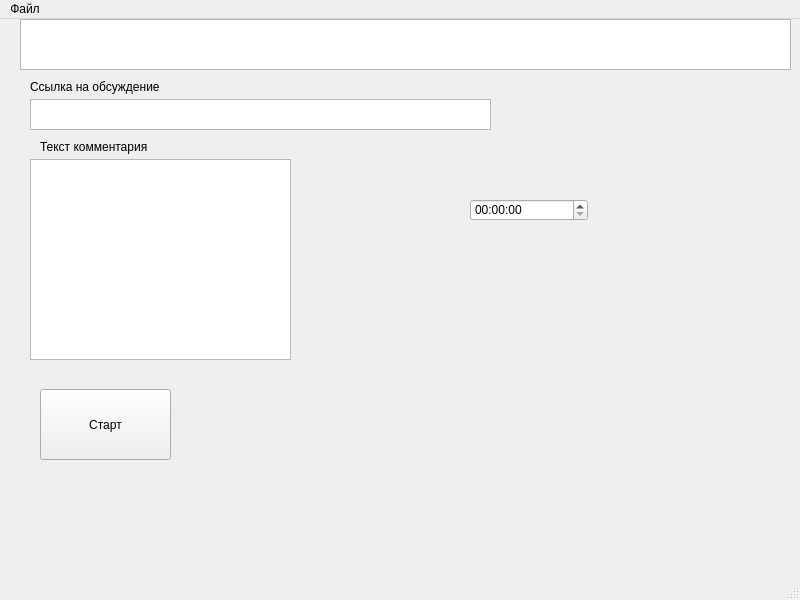
NexusGrid/CrazyDiamond, file mainwindow.ui: the form before one commit.
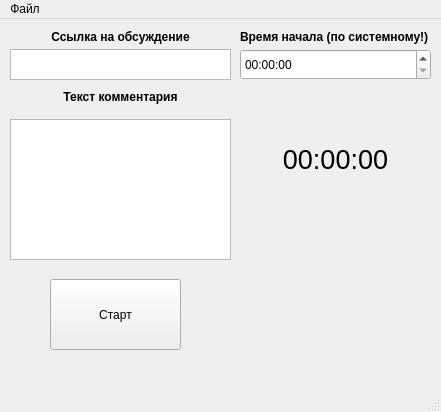
The form after the commit.

Patch:
```diff
--- a/mainwindow.ui
+++ b/mainwindow.ui
@@ -6,10 +6,22 @@
    <rect>
     <x>0</x>
     <y>0</y>
-    <width>800</width>
-    <height>600</height>
+    <width>441</width>
+    <height>412</height>
    </rect>
   </property>
+  <property name="minimumSize">
+   <size>
+    <width>441</width>
+    <height>412</height>
+   </size>
+  </property>
+  <property name="maximumSize">
+   <size>
+    <width>441</width>
+    <height>412</height>
+   </size>
+  </property>
   <property name="windowTitle">
    <string>MainWindow</string>
   </property>
@@ -20,19 +32,19 @@
    <widget class="QTextEdit" name="message">
     <property name="geometry">
      <rect>
-      <x>30</x>
-      <y>140</y>
-      <width>261</width>
-      <height>201</height>
+      <x>10</x>
+      <y>100</y>
+      <width>221</width>
+      <height>141</height>
      </rect>
     </property>
    </widget>
    <widget class="QTextEdit" name="boardLink">
     <property name="geometry">
      <rect>
-      <x>30</x>
-      <y>80</y>
-      <width>461</width>
+      <x>10</x>
+      <y>30</y>
+      <width>221</width>
       <height>31</height>
      </rect>
     </property>
@@ -40,34 +52,52 @@
    <widget class="QLabel" name="label_2">
     <property name="geometry">
      <rect>
-      <x>30</x>
-      <y>60</y>
-      <width>161</width>
+      <x>10</x>
+      <y>10</y>
+      <width>221</width>
       <height>16</height>
      </rect>
     </property>
+    <property name="font">
+     <font>
+      <weight>75</weight>
+      <bold>true</bold>
+     </font>
+    </property>
     <property name="text">
      <string>Ссылка на обсуждение</string>
     </property>
+    <property name="alignment">
+     <set>Qt::AlignCenter</set>
+    </property>
    </widget>
    <widget class="QLabel" name="label_3">
     <property name="geometry">
      <rect>
-      <x>40</x>
-      <y>120</y>
-      <width>211</width>
+      <x>10</x>
+      <y>70</y>
+      <width>221</width>
       <height>16</height>
      </rect>
     </property>
+    <property name="font">
+     <font>
+      <weight>75</weight>
+      <bold>true</bold>
+     </font>
+    </property>
     <property name="text">
      <string>Текст комментария</string>
     </property>
+    <property name="alignment">
+     <set>Qt::AlignCenter</set>
+    </property>
    </widget>
    <widget class="QPushButton" name="pushButton">
     <property name="geometry">
      <rect>
-      <x>40</x>
-      <y>370</y>
+      <x>50</x>
+      <y>260</y>
       <width>131</width>
       <height>71</height>
      </rect>
@@ -76,24 +106,57 @@
      <string>Старт</string>
     </property>
    </widget>
-   <widget class="QTextEdit" name="label">
-    <property name="geometry">
-     <rect>
-      <x>20</x>
-      <y>0</y>
-      <width>771</width>
-      <height>51</height>
-     </rect>
-    </property>
-   </widget>
    <widget class="QTimeEdit" name="timeEdit">
     <property name="geometry">
      <rect>
-      <x>470</x>
-      <y>180</y>
-      <width>118</width>
-      <height>22</height>
+      <x>240</x>
+      <y>30</y>
+      <width>191</width>
+      <height>31</height>
      </rect>
+    </property>
+    <property name="displayFormat">
+     <string>HH:mm:ss</string>
+    </property>
+   </widget>
+   <widget class="QLabel" name="timeDisplays">
+    <property name="geometry">
+     <rect>
+      <x>240</x>
+      <y>100</y>
+      <width>191</width>
+      <height>81</height>
+     </rect>
+    </property>
+    <property name="font">
+     <font>
+      <pointsize>20</pointsize>
+     </font>
+    </property>
+    <property name="text">
+     <string>00:00:00</string>
+    </property>
+    <property name="alignment">
+     <set>Qt::AlignCenter</set>
+    </property>
+   </widget>
+   <widget class="QLabel" name="label">
+    <property name="geometry">
+     <rect>
+      <x>240</x>
+      <y>10</y>
+      <width>191</width>
+      <height>16</height>
+     </rect>
+    </property>
+    <property name="font">
+     <font>
+      <weight>75</weight>
+      <bold>true</bold>
+     </font>
+    </property>
+    <property name="text">
+     <string>Время начала (по системному!)</string>
     </property>
    </widget>
   </widget>
@@ -102,7 +165,7 @@
     <rect>
      <x>0</x>
      <y>0</y>
-     <width>800</width>
+     <width>441</width>
      <height>20</height>
     </rect>
    </property>
```
